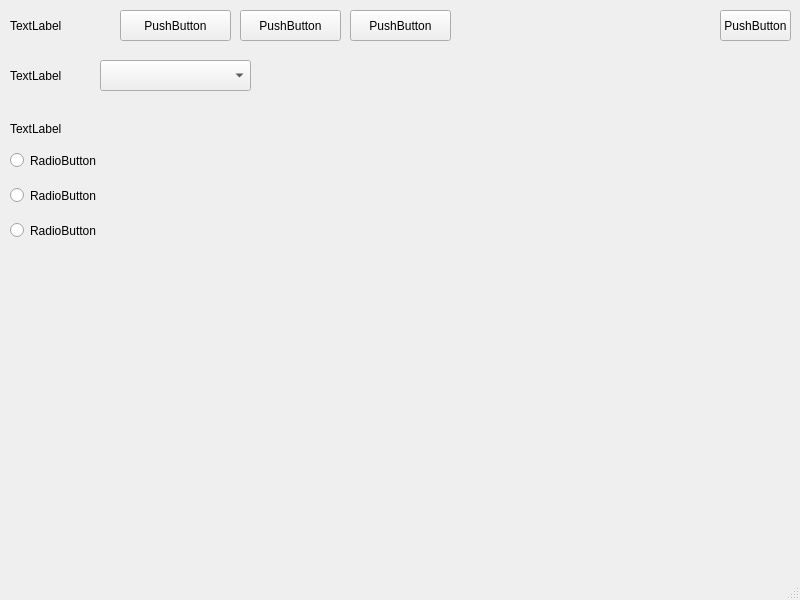
First picture: the form in mainwindow.ui, repository OlegMozg/FRABA_POSITAL_encoder, before the edit.
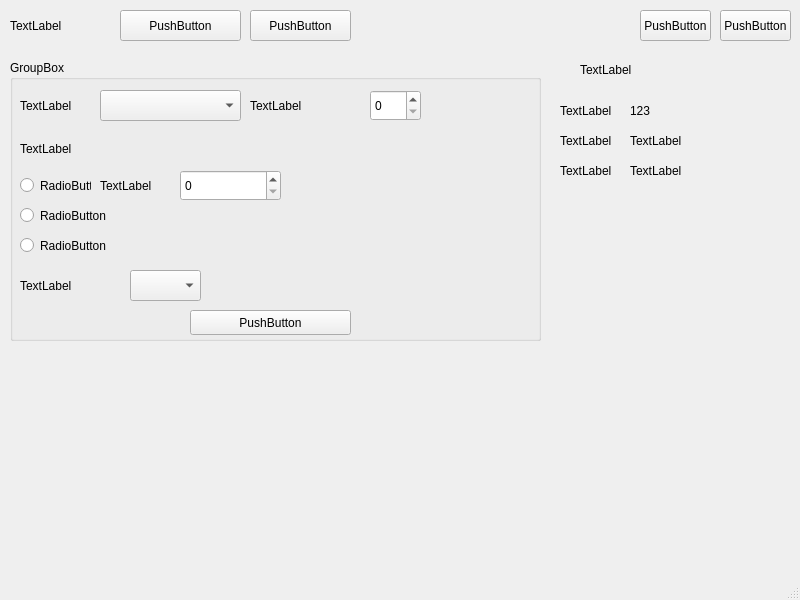
Second picture: the form after the edit.

The edit to the form file:
```diff
--- a/mainwindow.ui
+++ b/mainwindow.ui
@@ -27,17 +27,252 @@
      <string>PushButton</string>
     </property>
    </widget>
-   <widget class="QLabel" name="label">
+   <widget class="QGroupBox" name="groupBox">
     <property name="geometry">
      <rect>
       <x>10</x>
+      <y>60</y>
+      <width>531</width>
+      <height>281</height>
+     </rect>
+    </property>
+    <property name="title">
+     <string>GroupBox</string>
+    </property>
+    <widget class="QLabel" name="label_2">
+     <property name="geometry">
+      <rect>
+       <x>10</x>
+       <y>30</y>
+       <width>81</width>
+       <height>31</height>
+      </rect>
+     </property>
+     <property name="text">
+      <string>TextLabel</string>
+     </property>
+    </widget>
+    <widget class="QComboBox" name="comboBox">
+     <property name="geometry">
+      <rect>
+       <x>90</x>
+       <y>30</y>
+       <width>141</width>
+       <height>31</height>
+      </rect>
+     </property>
+    </widget>
+    <widget class="QLabel" name="label_3">
+     <property name="geometry">
+      <rect>
+       <x>10</x>
+       <y>80</y>
+       <width>191</width>
+       <height>17</height>
+      </rect>
+     </property>
+     <property name="text">
+      <string>TextLabel</string>
+     </property>
+    </widget>
+    <widget class="QRadioButton" name="radioButton">
+     <property name="geometry">
+      <rect>
+       <x>10</x>
+       <y>110</y>
+       <width>71</width>
+       <height>31</height>
+      </rect>
+     </property>
+     <property name="text">
+      <string>RadioButton</string>
+     </property>
+    </widget>
+    <widget class="QRadioButton" name="radioButton_2">
+     <property name="geometry">
+      <rect>
+       <x>10</x>
+       <y>140</y>
+       <width>121</width>
+       <height>31</height>
+      </rect>
+     </property>
+     <property name="text">
+      <string>RadioButton</string>
+     </property>
+    </widget>
+    <widget class="QRadioButton" name="radioButton_3">
+     <property name="geometry">
+      <rect>
+       <x>10</x>
+       <y>170</y>
+       <width>121</width>
+       <height>31</height>
+      </rect>
+     </property>
+     <property name="text">
+      <string>RadioButton</string>
+     </property>
+    </widget>
+    <widget class="QLabel" name="label_4">
+     <property name="geometry">
+      <rect>
+       <x>90</x>
+       <y>110</y>
+       <width>81</width>
+       <height>31</height>
+      </rect>
+     </property>
+     <property name="text">
+      <string>TextLabel</string>
+     </property>
+    </widget>
+    <widget class="QLabel" name="label_5">
+     <property name="geometry">
+      <rect>
+       <x>10</x>
+       <y>210</y>
+       <width>111</width>
+       <height>31</height>
+      </rect>
+     </property>
+     <property name="text">
+      <string>TextLabel</string>
+     </property>
+    </widget>
+    <widget class="QComboBox" name="comboBox_2">
+     <property name="geometry">
+      <rect>
+       <x>120</x>
+       <y>210</y>
+       <width>71</width>
+       <height>31</height>
+      </rect>
+     </property>
+    </widget>
+    <widget class="QSpinBox" name="spinBox">
+     <property name="geometry">
+      <rect>
+       <x>170</x>
+       <y>110</y>
+       <width>101</width>
+       <height>31</height>
+      </rect>
+     </property>
+    </widget>
+    <widget class="QLabel" name="label_6">
+     <property name="geometry">
+      <rect>
+       <x>240</x>
+       <y>30</y>
+       <width>121</width>
+       <height>31</height>
+      </rect>
+     </property>
+     <property name="text">
+      <string>TextLabel</string>
+     </property>
+    </widget>
+    <widget class="QSpinBox" name="spinBox_2">
+     <property name="geometry">
+      <rect>
+       <x>360</x>
+       <y>30</y>
+       <width>51</width>
+       <height>31</height>
+      </rect>
+     </property>
+    </widget>
+    <widget class="QPushButton" name="pushButton_5">
+     <property name="geometry">
+      <rect>
+       <x>180</x>
+       <y>250</y>
+       <width>161</width>
+       <height>25</height>
+      </rect>
+     </property>
+     <property name="text">
+      <string>PushButton</string>
+     </property>
+    </widget>
+   </widget>
+   <widget class="QLabel" name="label_7">
+    <property name="geometry">
+     <rect>
+      <x>630</x>
+      <y>100</y>
+      <width>71</width>
+      <height>21</height>
+     </rect>
+    </property>
+    <property name="text">
+     <string>123</string>
+    </property>
+   </widget>
+   <widget class="QLabel" name="label_8">
+    <property name="geometry">
+     <rect>
+      <x>560</x>
+      <y>100</y>
+      <width>67</width>
+      <height>21</height>
+     </rect>
+    </property>
+    <property name="text">
+     <string>TextLabel</string>
+    </property>
+   </widget>
+   <widget class="QLabel" name="label_9">
+    <property name="geometry">
+     <rect>
+      <x>580</x>
+      <y>60</y>
+      <width>191</width>
+      <height>20</height>
+     </rect>
+    </property>
+    <property name="text">
+     <string>TextLabel</string>
+    </property>
+   </widget>
+   <widget class="QLabel" name="label_10">
+    <property name="geometry">
+     <rect>
+      <x>560</x>
+      <y>130</y>
+      <width>67</width>
+      <height>21</height>
+     </rect>
+    </property>
+    <property name="text">
+     <string>TextLabel</string>
+    </property>
+   </widget>
+   <widget class="QLabel" name="label_11">
+    <property name="geometry">
+     <rect>
+      <x>630</x>
+      <y>130</y>
+      <width>121</width>
+      <height>21</height>
+     </rect>
+    </property>
+    <property name="text">
+     <string>TextLabel</string>
+    </property>
+   </widget>
+   <widget class="QPushButton" name="pushButton_6">
+    <property name="geometry">
+     <rect>
+      <x>640</x>
       <y>10</y>
-      <width>101</width>
+      <width>71</width>
       <height>31</height>
      </rect>
     </property>
     <property name="text">
-     <string>TextLabel</string>
+     <string>PushButton</string>
     </property>
    </widget>
    <widget class="QPushButton" name="pushButton_2">
@@ -45,7 +280,7 @@
      <rect>
       <x>120</x>
       <y>10</y>
-      <width>111</width>
+      <width>121</width>
       <height>31</height>
      </rect>
     </property>
@@ -53,10 +288,23 @@
      <string>PushButton</string>
     </property>
    </widget>
+   <widget class="QLabel" name="label">
+    <property name="geometry">
+     <rect>
+      <x>10</x>
+      <y>10</y>
+      <width>101</width>
+      <height>31</height>
+     </rect>
+    </property>
+    <property name="text">
+     <string>TextLabel</string>
+    </property>
+   </widget>
    <widget class="QPushButton" name="pushButton_3">
     <property name="geometry">
      <rect>
-      <x>240</x>
+      <x>250</x>
       <y>10</y>
       <width>101</width>
       <height>31</height>
@@ -66,88 +314,26 @@
      <string>PushButton</string>
     </property>
    </widget>
-   <widget class="QPushButton" name="pushButton_4">
+   <widget class="QLabel" name="label_12">
     <property name="geometry">
      <rect>
-      <x>350</x>
-      <y>10</y>
-      <width>101</width>
-      <height>31</height>
-     </rect>
-    </property>
-    <property name="text">
-     <string>PushButton</string>
-    </property>
-   </widget>
-   <widget class="QLabel" name="label_2">
-    <property name="geometry">
-     <rect>
-      <x>10</x>
-      <y>60</y>
-      <width>81</width>
-      <height>31</height>
+      <x>560</x>
+      <y>160</y>
+      <width>67</width>
+      <height>21</height>
      </rect>
     </property>
     <property name="text">
      <string>TextLabel</string>
     </property>
    </widget>
-   <widget class="QComboBox" name="comboBox">
+   <widget class="QLabel" name="label_13">
     <property name="geometry">
      <rect>
-      <x>100</x>
-      <y>60</y>
-      <width>151</width>
-      <height>31</height>
-     </rect>
-    </property>
-   </widget>
-   <widget class="QRadioButton" name="radioButton">
-    <property name="geometry">
-     <rect>
-      <x>10</x>
-      <y>150</y>
+      <x>630</x>
+      <y>160</y>
       <width>121</width>
       <height>21</height>
-     </rect>
-    </property>
-    <property name="text">
-     <string>RadioButton</string>
-    </property>
-   </widget>
-   <widget class="QRadioButton" name="radioButton_2">
-    <property name="geometry">
-     <rect>
-      <x>10</x>
-      <y>180</y>
-      <width>121</width>
-      <height>31</height>
-     </rect>
-    </property>
-    <property name="text">
-     <string>RadioButton</string>
-    </property>
-   </widget>
-   <widget class="QRadioButton" name="radioButton_3">
-    <property name="geometry">
-     <rect>
-      <x>10</x>
-      <y>220</y>
-      <width>121</width>
-      <height>21</height>
-     </rect>
-    </property>
-    <property name="text">
-     <string>RadioButton</string>
-    </property>
-   </widget>
-   <widget class="QLabel" name="label_3">
-    <property name="geometry">
-     <rect>
-      <x>10</x>
-      <y>120</y>
-      <width>191</width>
-      <height>17</height>
      </rect>
     </property>
     <property name="text">
```
